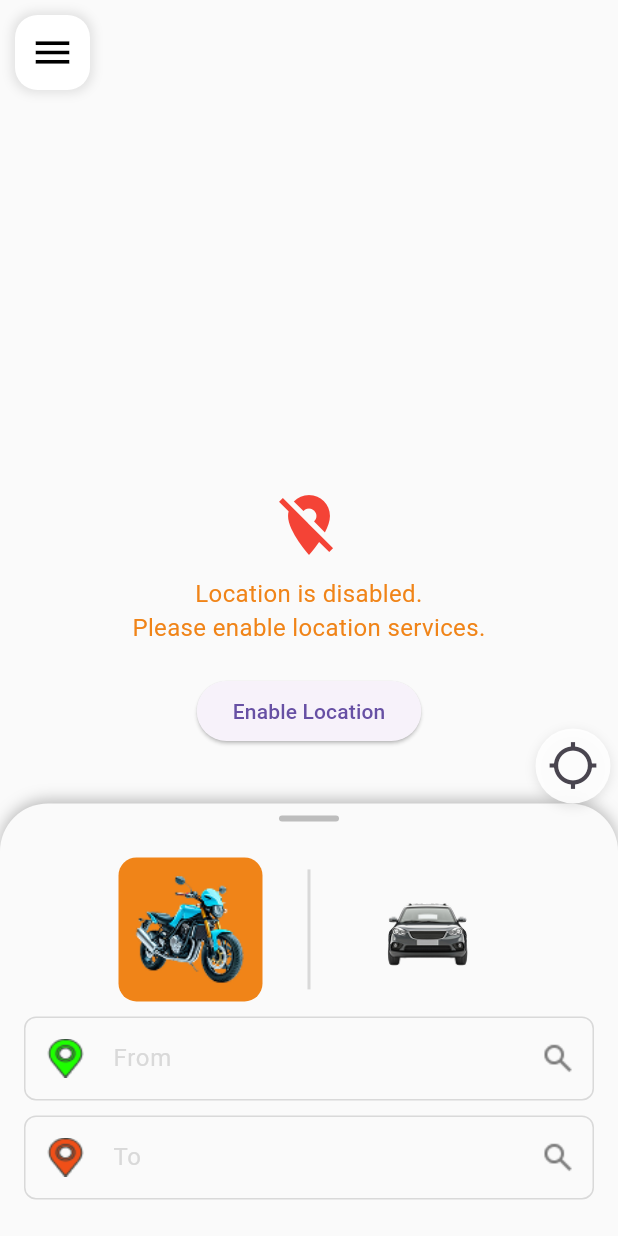
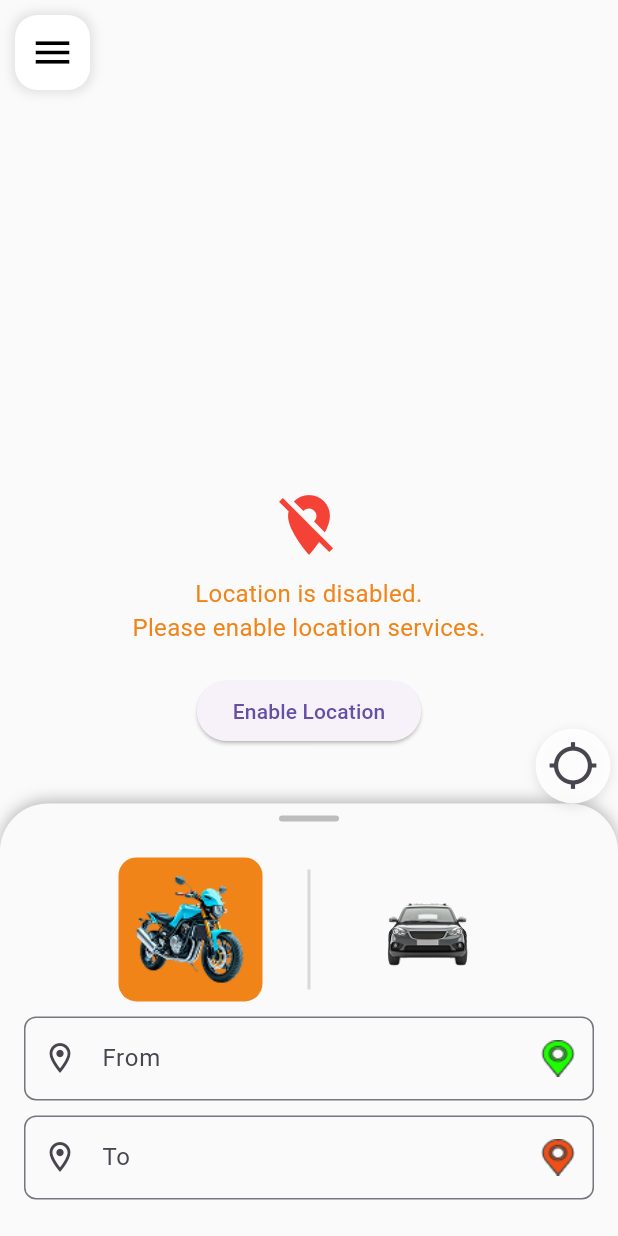
Before and after one commit to EmpAsh938/tufan_rider, a Flutter app: the MapBookingScreen screen opened by its route, on a phone screen of 412 x 824 dp. Run offline on Flutter 3.47's test engine with Material 3 defaults, Android fonts, the light colour scheme and no system bars; drawn by our look-alikes of flutter_typeahead; our stand-ins replace device_preview, equatable, flutter_bloc, geocoding, geolocator, get_it and 3 more; missing offline and left inert: flutter_polyline_points, imepay_merchant_sdk; accounts and stored records are empty.

Commit message:
autocompelete setup

```diff
--- a/lib/features/map/presentation/screens/map_screen.dart
+++ b/lib/features/map/presentation/screens/map_screen.dart
@@ -1,7 +1,10 @@
 import 'dart:async';
+import 'dart:convert';
 import 'dart:io';
 import 'dart:math';
 
+import 'package:flutter_typeahead/flutter_typeahead.dart';
+import 'package:http/http.dart' as http;
 import 'package:flutter/material.dart';
 import 'package:flutter/services.dart';
 import 'package:flutter_polyline_points/flutter_polyline_points.dart';
@@ -14,6 +17,7 @@ import 'package:tufan_rider/core/constants/app_text_styles.dart';
 import 'package:tufan_rider/core/utils/marker_util.dart';
 import 'package:tufan_rider/core/widgets/custom_button.dart';
 import 'package:tufan_rider/core/widgets/custom_drawer.dart';
+import 'package:tufan_rider/features/map/presentation/widgets/location_searchfield.dart';
 import 'package:tufan_rider/features/map/presentation/widgets/selectable_icons_row.dart';
 import 'package:tufan_rider/gen/assets.gen.dart';
 
@@ -366,7 +370,7 @@ class _MapBookingScreenState extends State<MapBookingScreen> {
                               children: [
                                 SelectableIconsRow(),
                                 SizedBox(height: 10),
-                                buildLocationField(
+                                LocationSearchField(
                                   label: "From",
                                   icon: Icons.location_on_outlined,
                                   imagePath:
@@ -374,7 +378,7 @@ class _MapBookingScreenState extends State<MapBookingScreen> {
                                   controller: sourceController,
                                 ),
                                 SizedBox(height: 10),
-                                buildLocationField(
+                                LocationSearchField(
                                   label: "To",
                                   icon: Icons.location_on_outlined,
                                   imagePath:
@@ -537,43 +541,4 @@ class _MapBookingScreenState extends State<MapBookingScreen> {
       drawer: CustomDrawer(),
     );
   }
-
-  Widget buildLocationField({
-    required String label,
-    required IconData icon,
-    required String imagePath,
-    required TextEditingController controller,
-  }) {
-    return TextField(
-      controller: controller,
-      decoration: InputDecoration(
-        prefixIcon: Image.asset(imagePath),
-        labelText: label,
-        labelStyle: TextStyle(
-          color: AppColors.gray,
-        ),
-        border: OutlineInputBorder(
-          borderSide: BorderSide(
-            color: AppColors.gray,
-          ),
-          borderRadius: BorderRadius.circular(8.0),
-        ),
-        enabledBorder: OutlineInputBorder(
-          borderSide: BorderSide(
-            color: AppColors.gray,
-          ),
-          borderRadius: BorderRadius.circular(8.0),
-        ),
-        focusedBorder: OutlineInputBorder(
-          borderSide: BorderSide(
-            color: AppColors.gray,
-          ),
-          borderRadius: BorderRadius.circular(8.0),
-        ),
-        suffixIcon: Image.asset(
-          Assets.icons.materialSymbolsSearch.path,
-        ),
-      ),
-    );
-  }
 }
--- /dev/null
+++ b/lib/features/map/presentation/widgets/location_searchfield.dart
@@ -0,0 +1,93 @@
+import 'package:flutter/material.dart';
+import 'package:flutter_typeahead/flutter_typeahead.dart';
+import 'package:http/http.dart' as http;
+import 'dart:convert';
+
+import 'package:tufan_rider/core/constants/api_constants.dart';
+
+class Place {
+  final String description;
+  final String placeId;
+
+  Place({required this.description, required this.placeId});
+}
+
+class LocationSearchField extends StatelessWidget {
+  final String label;
+  final IconData icon;
+  final String imagePath;
+  final TextEditingController controller;
+
+  const LocationSearchField({
+    required this.label,
+    required this.icon,
+    required this.imagePath,
+    required this.controller,
+    super.key,
+  });
+
+  Future<List<Place>> getGooglePlaceSuggestions(String input) async {
+    final String url =
+        'https://maps.googleapis.com/maps/api/place/autocomplete/json?input=$input&key=${ApiConstants.mapAPI}&components=country:np';
+
+    final response = await http.get(Uri.parse(url));
+
+    print(response.statusCode);
+    if (response.statusCode == 200) {
+      final data = json.decode(response.body);
+      if (data['status'] == 'OK') {
+        return (data['predictions'] as List)
+            .map((p) => Place(
+                  description: p['description'],
+                  placeId: p['place_id'],
+                ))
+            .toList();
+      }
+    }
+    return [];
+  }
+
+  @override
+  Widget build(BuildContext context) {
+    return TypeAheadField<Place>(
+      suggestionsCallback: (search) async {
+        if (search.trim().isEmpty) {
+          return []; // 🚫 Don't show anything on empty input
+        }
+
+        return await getGooglePlaceSuggestions(search);
+      },
+      builder: (context, textController, focusNode) {
+        textController.addListener(() {
+          if (textController.text != controller.text) {
+            controller.text = textController.text;
+            controller.selection = textController.selection;
+          }
+        });
+        return TextField(
+          controller: textController, // Bind to your main controller
+          focusNode: focusNode,
+          decoration: InputDecoration(
+            labelText: label,
+            prefixIcon: Icon(icon),
+            suffixIcon: Padding(
+              padding: const EdgeInsets.all(10),
+              child: Image.asset(imagePath, width: 20),
+            ),
+            border: OutlineInputBorder(borderRadius: BorderRadius.circular(8)),
+          ),
+        );
+      },
+      itemBuilder: (context, place) {
+        return ListTile(
+          leading: Icon(Icons.location_on),
+          title: Text(place.description),
+        );
+      },
+      onSelected: (place) {
+        controller.text = place.description;
+        // Optional: Fetch place details here if you need LatLng
+      },
+    );
+  }
+}
--- a/pubspec.yaml
+++ b/pubspec.yaml
@@ -52,6 +52,7 @@ dependencies:
   geolocator: ^13.0.4
   permission_handler: ^12.0.0+1
   geocoding: ^3.0.0
+  flutter_typeahead: ^5.2.0
 
 dev_dependencies:
   flutter_test:
```
Also changed, not shown: pubspec.lock, 1 other file.
